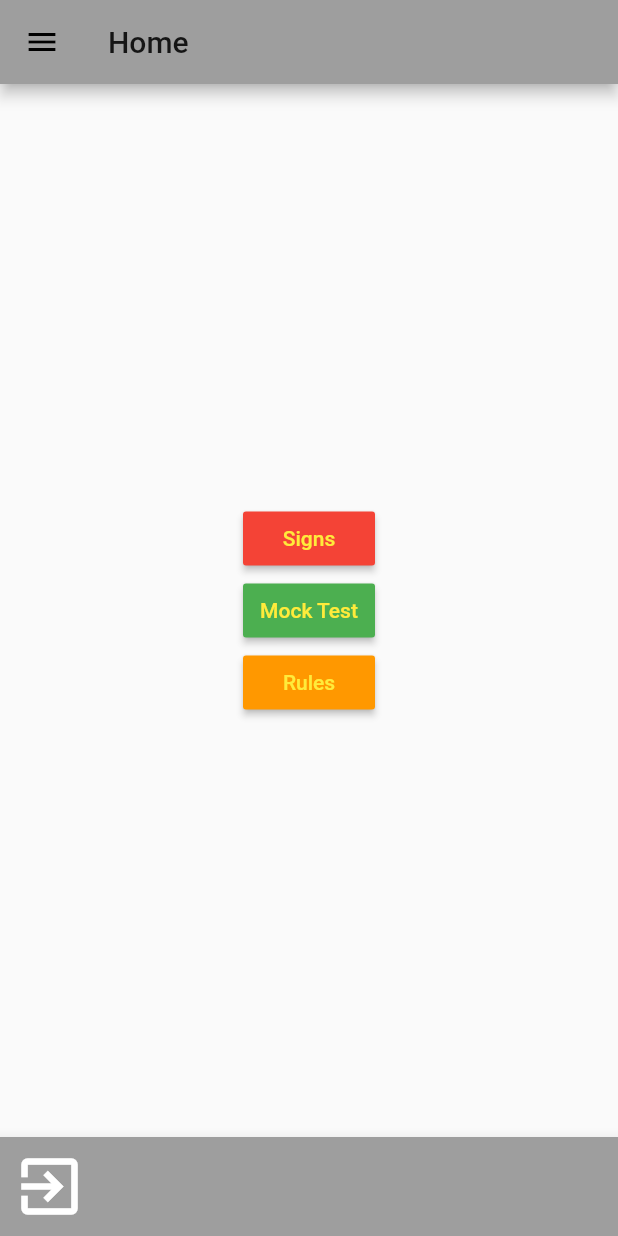
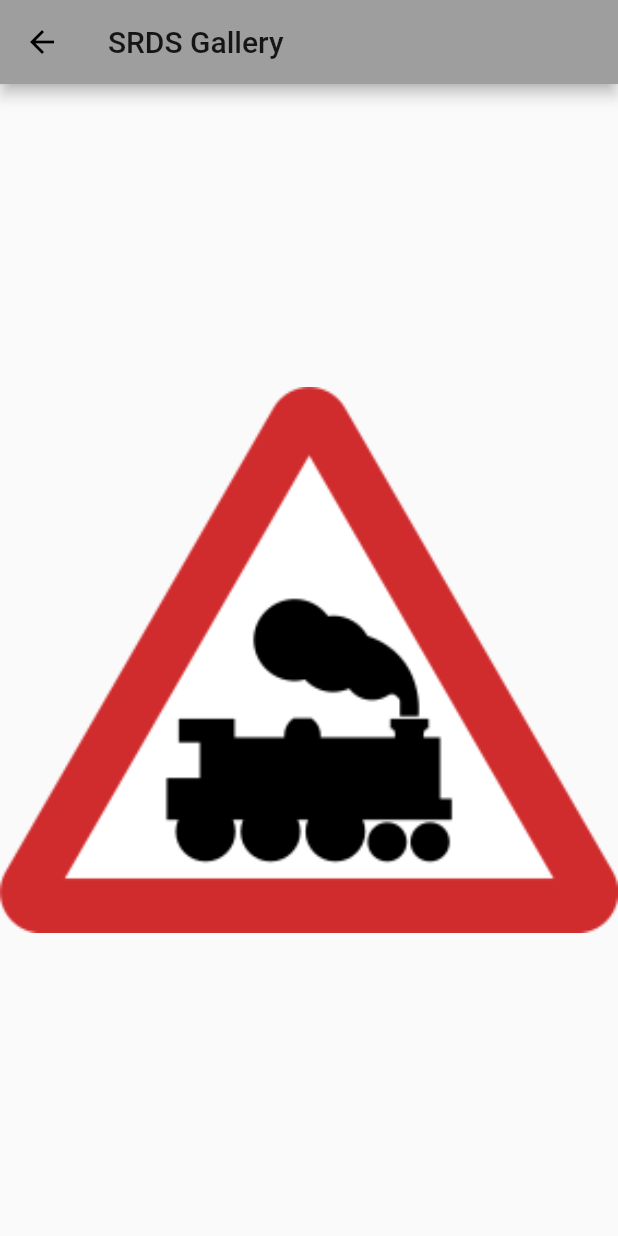
Before and after one commit to dilip1204/srdsdriving, a Flutter app: the HomePage screen opened directly, in the side drawer, after a tap on "Photos Gallery", on a phone screen of 412 x 824 dp. Run offline on Flutter 3.47's test engine with Material 2 defaults, Android fonts, the phone set to English and light mode, and no system bars; drawn by our look-alikes of photo_view; our stand-ins replace firebase_auth; missing offline and left inert: contactus, flutter_plugin_pdf_viewer; accounts and stored records are empty.

```diff
--- a/lib/auth/Authentication.dart
+++ b/lib/auth/Authentication.dart
@@ -1,10 +1,12 @@
-
 import 'package:firebase_auth/firebase_auth.dart';
 
 abstract class AuthImplementation {
   Future<String> SignIn(String email, String password);
+
   Future<String> SignUp(String email, String password);
+
   Future<String> getCurrentUser();
+
   Future<void> signOut();
 }
 
--- a/lib/common/Mapping.dart
+++ b/lib/common/Mapping.dart
@@ -9,6 +9,7 @@ class MappingPage extends StatefulWidget {
   MappingPage({
     this.auth,
   });
+
   State<StatefulWidget> createState() {
     return _MappingPageState();
   }
--- a/lib/home/HomePage.dart
+++ b/lib/home/HomePage.dart
@@ -2,6 +2,7 @@ import 'package:flutter/material.dart';
 import 'package:srds/mocktest/MockTest.dart';
 import 'package:srds/screens/AboutUs.dart';
 import 'package:srds/screens/ContactUs.dart';
+import 'package:srds/screens/PhotoGallery.dart';
 import 'package:srds/signs/Signs.dart';
 import '../auth/Authentication.dart';
 
@@ -10,6 +11,7 @@ class HomePage extends StatefulWidget {
     this.auth,
     this.onSignedOut,
   });
+
   final AuthImplementation auth;
   final VoidCallback onSignedOut;
 
@@ -22,7 +24,6 @@ class HomePage extends StatefulWidget {
 enum FormType { home, signs }
 
 class _HomePageState extends State<HomePage> {
-
   static const String _AccountName = 'Dilipkumar';
   static const String _AccountEmail = 'dilip.kumar1204@gmail.com';
   static const String _AccountAbbr = 'DK';
@@ -62,14 +63,12 @@ class _HomePageState extends State<HomePage> {
           // Important: Remove any padding from the ListView.
           padding: EdgeInsets.zero,
           children: <Widget>[
-        new UserAccountsDrawerHeader(
-        accountName: const Text(_AccountName),
-        accountEmail: const Text(_AccountEmail),
-        currentAccountPicture: new CircleAvatar(
-            backgroundColor: Colors.brown,
-            child: new Text(_AccountAbbr)
-        ),
-        ),
+            new UserAccountsDrawerHeader(
+              accountName: const Text(_AccountName),
+              accountEmail: const Text(_AccountEmail),
+              currentAccountPicture: new CircleAvatar(
+                  backgroundColor: Colors.brown, child: new Text(_AccountAbbr)),
+            ),
             ListTile(
               title: Text('About us'),
               onTap: () {
@@ -87,6 +86,8 @@ class _HomePageState extends State<HomePage> {
                 // Update the state of the app.
                 // ...r
                 Navigator.pop(context);
+                Navigator.of(context).push(MaterialPageRoute(
+                    builder: (BuildContext context) => PhotoGallery()));
               },
             ),
             ListTile(
@@ -94,10 +95,10 @@ class _HomePageState extends State<HomePage> {
               onTap: () {
                 // Update the state of the app.
                 // ...
-               /* Navigator.pop(context);
+                Navigator.pop(context);
 
                 Navigator.of(context).push(MaterialPageRoute(
-                    builder: (BuildContext context) => ContactUs()));*/
+                    builder: (BuildContext context) => ContactUs()));
               },
             ),
           ],
--- a/lib/login/LoginRegisterPage.dart
+++ b/lib/login/LoginRegisterPage.dart
@@ -10,8 +10,10 @@ class LoginRegisterPage extends StatefulWidget {
     this.auth,
     this.onSignedIn,
   });
+
   final AuthImplementation auth;
   final VoidCallback onSignedIn;
+
   State<StatefulWidget> createState() {
     return _LoginRegisterState();
   }
--- a/lib/main.dart
+++ b/lib/main.dart
@@ -1,5 +1,6 @@
 import 'package:flutter/material.dart';
 import 'package:srds/common/Mapping.dart';
+
 import 'auth/Authentication.dart';
 
 void main() {
--- a/lib/mocktest/MockTest.dart
+++ b/lib/mocktest/MockTest.dart
@@ -1,16 +1,18 @@
 import 'dart:ui';
+
 import 'package:flutter/material.dart';
 import 'package:srds/auth/Authentication.dart';
 import 'package:srds/mocktest/MockTestScreen1.dart';
-
 
 class MockTest extends StatefulWidget {
   MockTest({
     this.auth,
     this.onSignedIn,
   });
+
   final AuthImplementation auth;
   final VoidCallback onSignedIn;
+
   @override
   State<StatefulWidget> createState() {
     return _MockTestState();
@@ -25,7 +27,6 @@ class MockTest extends StatefulWidget {
 //}
 
 class _MockTestState extends State<MockTest> {
-
   String get routeName => null;
 
   void _moveToPreviousPage() {
--- a/lib/mocktest/MockTestScreen1.dart
+++ b/lib/mocktest/MockTestScreen1.dart
@@ -5,14 +5,15 @@ import 'package:flutter/scheduler.dart';
 import 'package:srds/auth/Authentication.dart';
 import 'package:srds/mocktest/MockTest.dart';
 
-
 class MockTestScreen1 extends StatefulWidget {
   MockTestScreen1({
     this.auth,
     this.onSignedIn,
   });
+
   final AuthImplementation auth;
   final VoidCallback onSignedIn;
+
   @override
   State<StatefulWidget> createState() {
     return _MockTestScreen1State();
--- /dev/null
+++ b/lib/screens/PhotoGallery.dart
@@ -0,0 +1,44 @@
+import 'package:flutter/material.dart';
+import 'package:photo_view/photo_view.dart';
+import 'package:photo_view/photo_view_gallery.dart';
+
+class PhotoGallery extends StatelessWidget {
+  final imageList = [
+    'assets/images/warning.png',
+    'assets/images/warning.png',
+    'assets/images/warning.png',
+  ];
+
+  @override
+  Widget build(BuildContext context) {
+    return Scaffold(
+      appBar: AppBar(
+        title: Text('SRDS Gallery'),
+      ),
+      // Implemented with a PageView, simpler than setting it up yourself
+      // You can either specify images directly or by using a builder as in this tutorial
+      body: PhotoViewGallery.builder(
+        itemCount: imageList.length,
+        builder: (context, index) {
+          return PhotoViewGalleryPageOptions(
+            imageProvider: AssetImage(
+              imageList[index],
+            ),
+            // Contained = the smallest possible size to fit one dimension of the screen
+            minScale: PhotoViewComputedScale.contained * 0.8,
+            // Covered = the smallest possible size to fit the whole screen
+            maxScale: PhotoViewComputedScale.covered * 2,
+          );
+        },
+        scrollPhysics: BouncingScrollPhysics(),
+        // Set the background color to the "classic white"
+        backgroundDecoration: BoxDecoration(
+          color: Theme.of(context).canvasColor,
+        ),
+        loadingChild: Center(
+          child: CircularProgressIndicator(),
+        ),
+      ),
+    );
+  }
+}
--- a/lib/signs/Signs.dart
+++ b/lib/signs/Signs.dart
@@ -1,17 +1,20 @@
 import 'dart:ui';
 
 import 'package:flutter/material.dart';
+import 'package:flutter_plugin_pdf_viewer/flutter_plugin_pdf_viewer.dart';
+
 import '../auth/Authentication.dart';
 import '../signs/SignsReport.dart';
-import 'package:flutter_plugin_pdf_viewer/flutter_plugin_pdf_viewer.dart';
 
 class Signs extends StatefulWidget {
   Signs({
     this.auth,
     this.onSignedIn,
   });
+
   final AuthImplementation auth;
   final VoidCallback onSignedIn;
+
   State<StatefulWidget> createState() {
     return _SignsState();
   }
--- a/lib/signs/SignsReport.dart
+++ b/lib/signs/SignsReport.dart
@@ -1,11 +1,9 @@
-
-
 import 'package:flutter/material.dart';
-
 import 'package:flutter_plugin_pdf_viewer/flutter_plugin_pdf_viewer.dart';
 
 class SignsReport extends StatefulWidget {
   String name;
+
   SignsReport(this.name);
 
   @override
@@ -16,6 +14,7 @@ class _SignsReportState extends State<SignsReport> {
   bool _isLoading = true;
   PDFDocument doc;
   String name;
+
   _SignsReportState(this.name);
 
   @override
--- a/pubspec.yaml
+++ b/pubspec.yaml
@@ -26,7 +26,8 @@ dependencies:
   firebase_core: ^0.4.0+9
   firebase_auth: ^0.14.0+5
   flutter_plugin_pdf_viewer: ^1.0.7
-
+  photo_view: ^0.4.0
+  contactus: ^1.1.7
 
 dev_dependencies:
   flutter_test:
```
Also changed, not shown: lib/screens/AboutUs.dart (+4 -4 lines), lib/screens/ContactUs.dart (+27 -14 lines), assets/images/appstore.png (added), assets/images/playstore.png (added), pubspec.lock, 17 other files.
